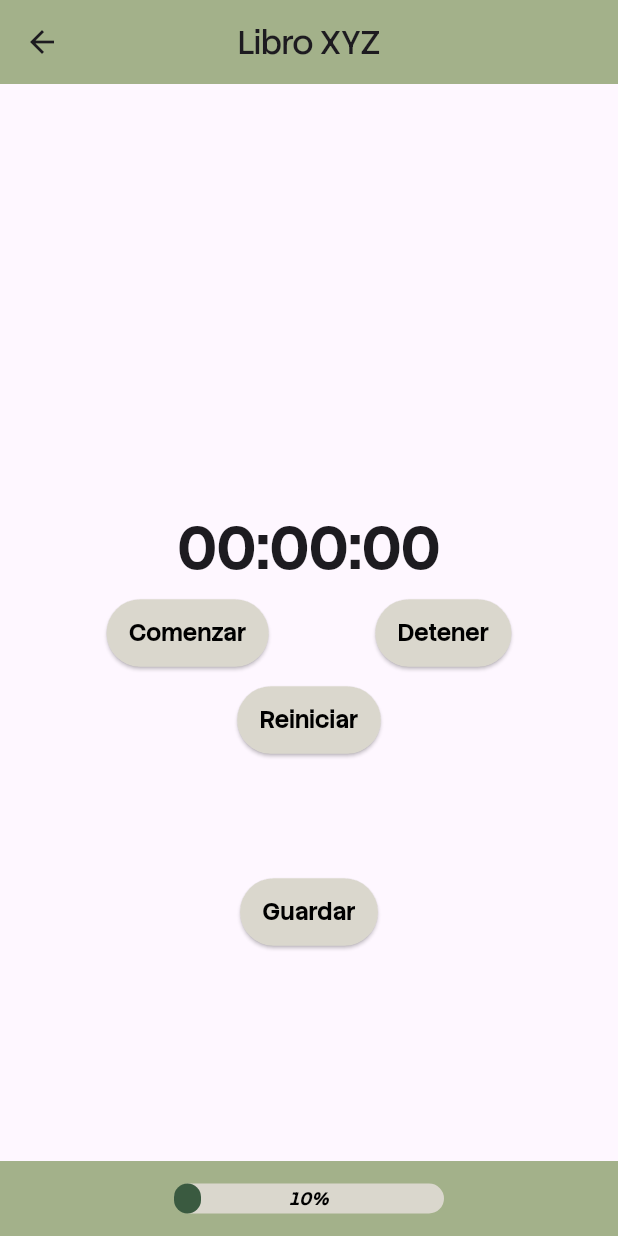
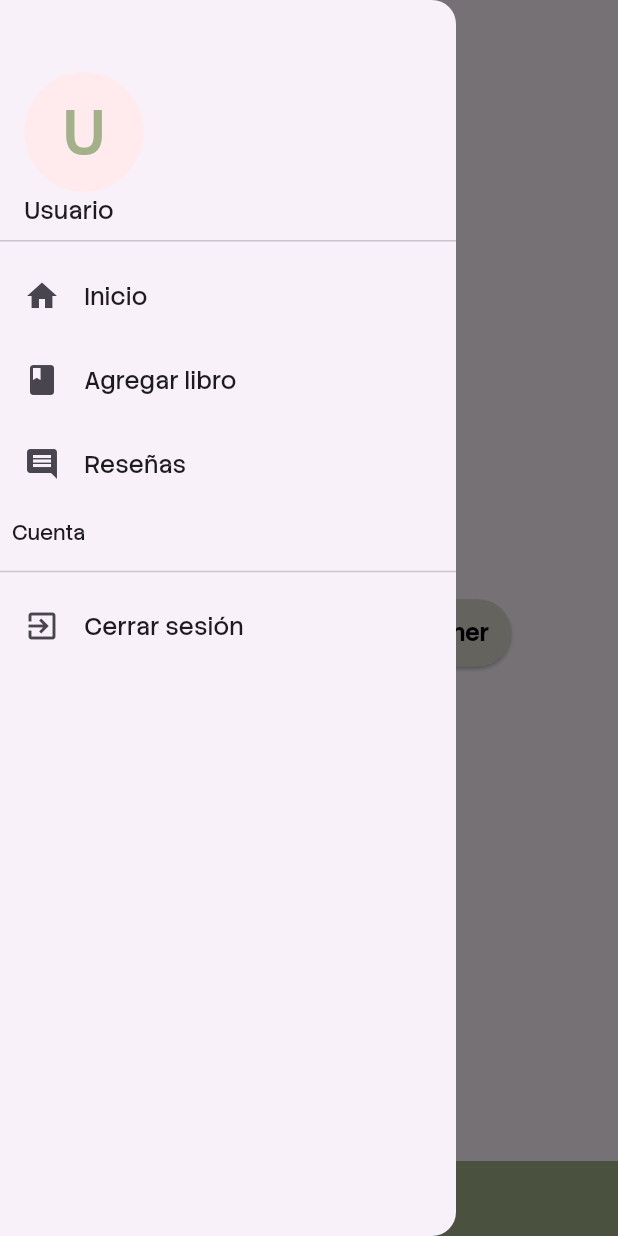
Before and after one commit to cariveraz0/APP-Lectura, a Flutter app: the screen it shows after launch, with the side drawer open (before the commit the screen has no drawer), on a phone screen of 412 x 824 dp. Run offline on Flutter 3.47's test engine with Material 3 defaults, Android fonts, the phone set to English and light mode, and no system bars; drawn by our look-alikes of percent_indicator; our stand-ins replace go_router, stop_watch_timer.

Commit message:
Agregada ruta principal a libro, agregado drawer con opcion de cerrar sesion

```diff
--- a/lib/src/views/libro_page.dart
+++ b/lib/src/views/libro_page.dart
@@ -27,18 +27,101 @@ class _LibroPageState extends State<LibroPage> {
   Widget build(BuildContext context) {
     return Scaffold(
       appBar: AppBar(
-        elevation: 0,
-        centerTitle: true,
-        backgroundColor: Color(0xFFA3B18A),
-        leading: IconButton(
-            icon: Icon(Icons.arrow_back),
-            onPressed: (){
-              context.go('/login');
-            },
-          ),
+        // elevation: 0,
+        // centerTitle: true,
+        // backgroundColor: Color(0xFFA3B18A),
+        // leading: IconButton(
+        //     icon: Icon(Icons.arrow_back),
+        //     onPressed: (){
+        //       context.pushNamed('login');
+        //     },
+        //   ),
+
         title: Text('Libro XYZ'),
+        actions: [
+          // IconButton(
+          //   onPressed: () async {
+          //     // await FirebaseAuth.instance.signOut(); // cierra la sesión
 
+          //     // if (!context.mounted) return;
+
+          //     context.replace('/login');
+          //   },
+          //   icon: Icon(Icons.exit_to_app),
+          // ),
+        ],
         ),
+        drawer: Drawer(
+        child: ListView(
+          children: [
+            DrawerHeader(
+              child: Column(
+                mainAxisAlignment: MainAxisAlignment.end,
+                crossAxisAlignment: CrossAxisAlignment.start,
+                children: [
+                  CircleAvatar(
+                    backgroundColor: Colors.red[50],
+                    radius: 40,
+                    // child: FirebaseAuth.instance.currentUser?.photoURL == null
+                    //     ? Text(
+                    //         'JA',
+                    //         style: TextStyle(
+                    //           fontSize: 42,
+                    //           color: Colors.red[400],
+                    //         ),
+                    //       )
+                    //     : ClipRRect(
+                    //         borderRadius: BorderRadius.circular(50),
+
+                    //       ),
+
+                    //Momentaneo hasta implementar autenticacion por google
+                    child: Text(
+                      'U',
+                      style: TextStyle(
+                        fontSize: 42,
+                        color: Color(0xFFA3B18A),
+                      ),
+                    ),
+                  ),
+                  Text('Usuario'),
+                ],
+              ),
+            ),
+
+            ListTile(
+              title: Text('Inicio'),
+              leading: Icon(Icons.home),
+            ),
+
+            ListTile(
+              title: Text('Agregar libro'),
+              leading: Icon(Icons.book),
+            ),
+
+            ListTile(
+              title: Text('Reseñas'),
+              leading: Icon(Icons.comment),
+            ),
+
+            Padding(
+              padding: const EdgeInsets.all(8.0),
+              child: Text('Cuenta'),
+            ),
+
+            Divider(),
+
+            ListTile(
+              leading: Icon(Icons.exit_to_app),
+              title: Text('Cerrar sesión'),
+              onTap: () {
+                //Momentaneo hasta implementar autenticacion por google
+                context.replace('/login');
+              },
+            ),
+          ],
+        ),
+      ),
       body: Center(
         child: Column(
           mainAxisAlignment: MainAxisAlignment.start,
```
Also changed, not shown: lib/src/views/login_page.dart (+18 -17 lines).
